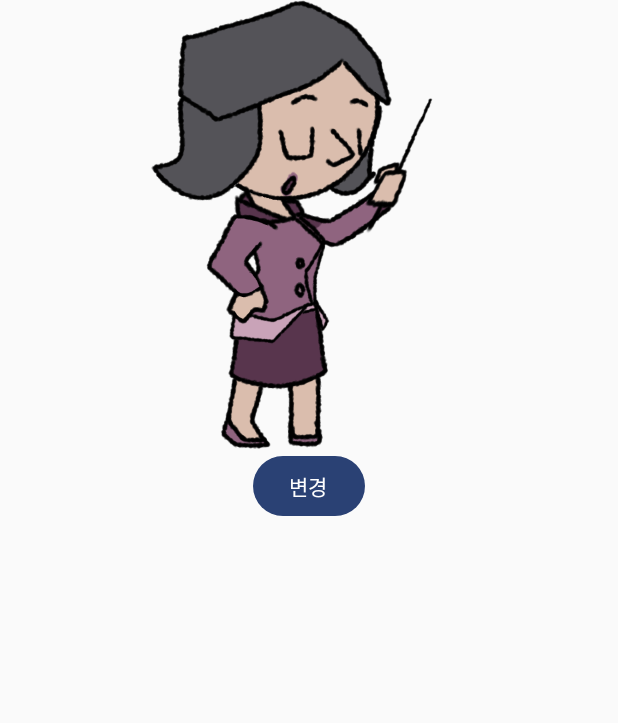
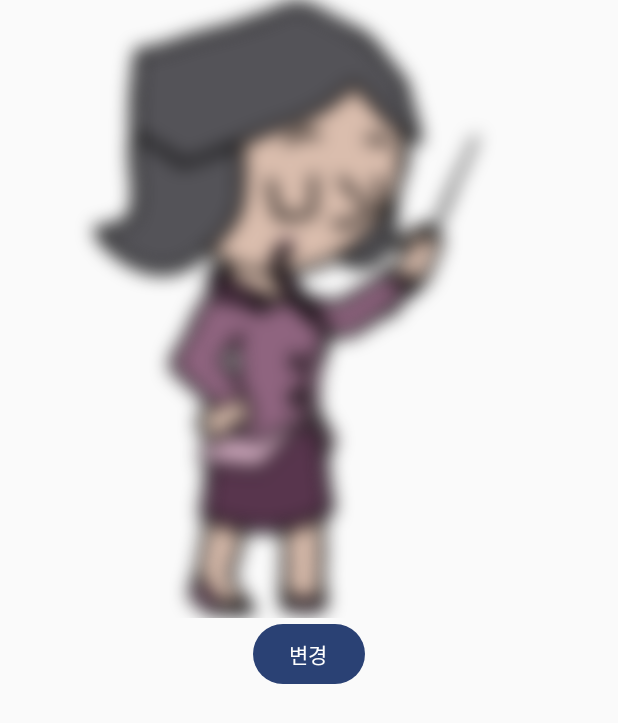
Before and after one commit to 94KMG/PhotoPicker, an Android app built with Jetpack Compose: the screen it shows after launch (MainActivity), after a tap on "변경", on a phone screen of 412 x 824 dp. Shown: the top 723 px of the screen. Run offline under Robolectric (Android 15) with nearby library versions, the phone set to English and light mode, and no system bars.

Commit message:
BlurredEdgeTreatment를 사용해서 이미지 블러 처리

```diff
--- a/app/src/main/java/com/example/photopicker/MainActivity.kt
+++ b/app/src/main/java/com/example/photopicker/MainActivity.kt
@@ -14,6 +14,7 @@ import androidx.compose.foundation.layout.Column
 import androidx.compose.foundation.layout.fillMaxSize
 import androidx.compose.foundation.layout.height
 import androidx.compose.foundation.layout.padding
+import androidx.compose.foundation.shape.RoundedCornerShape
 import androidx.compose.material3.Button
 import androidx.compose.material3.Scaffold
 import androidx.compose.material3.Text
@@ -24,6 +25,8 @@ import androidx.compose.runtime.remember
 import androidx.compose.runtime.setValue
 import androidx.compose.ui.Alignment
 import androidx.compose.ui.Modifier
+import androidx.compose.ui.draw.BlurredEdgeTreatment
+import androidx.compose.ui.draw.blur
 import androidx.compose.ui.res.painterResource
 import androidx.compose.ui.tooling.preview.Preview
 import androidx.compose.ui.unit.dp
@@ -59,10 +62,14 @@ fun MainScreen(modifier: Modifier = Modifier) {
         //save
 
         Image(
-            modifier = modifier.height(300.dp),
+            painter = painterResource(id = imageId),
 //            painter = rememberAsyncImagePainter(imageUri),
-            painter = painterResource(id = imageId),
-            contentDescription = "ISTP"
+            modifier = modifier.blur(
+                radiusX = 10.dp,
+                radiusY = 10.dp,
+                edgeTreatment = BlurredEdgeTreatment(RoundedCornerShape(8.dp))
+            ),
+            contentDescription = null
         )
         Button(onClick = {
 //            pickMedia.launch(PickVisualMediaRequest(ActivityResultContracts.PickVisualMedia.ImageOnly))
```
